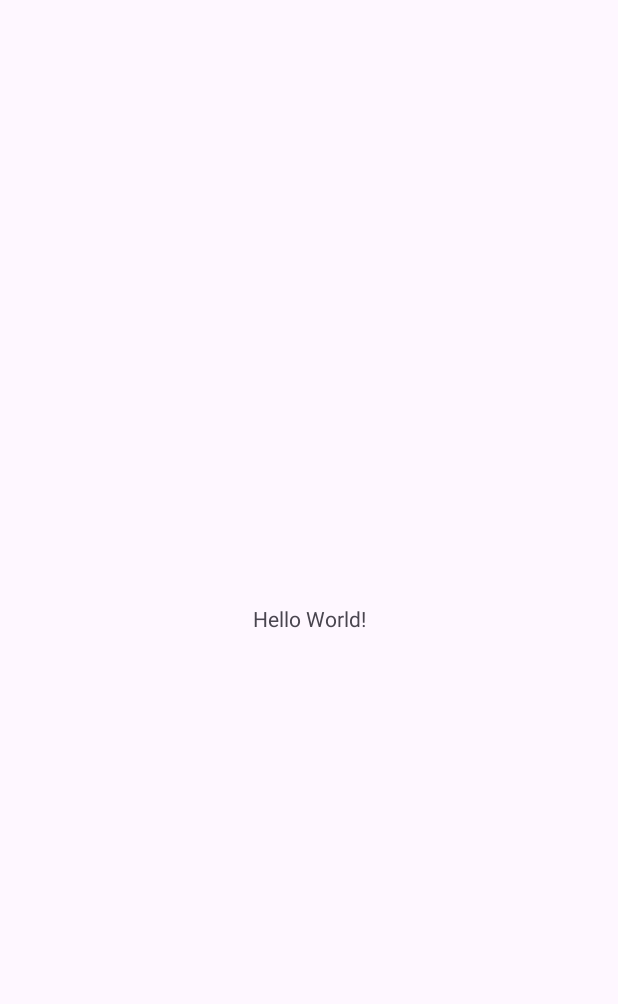
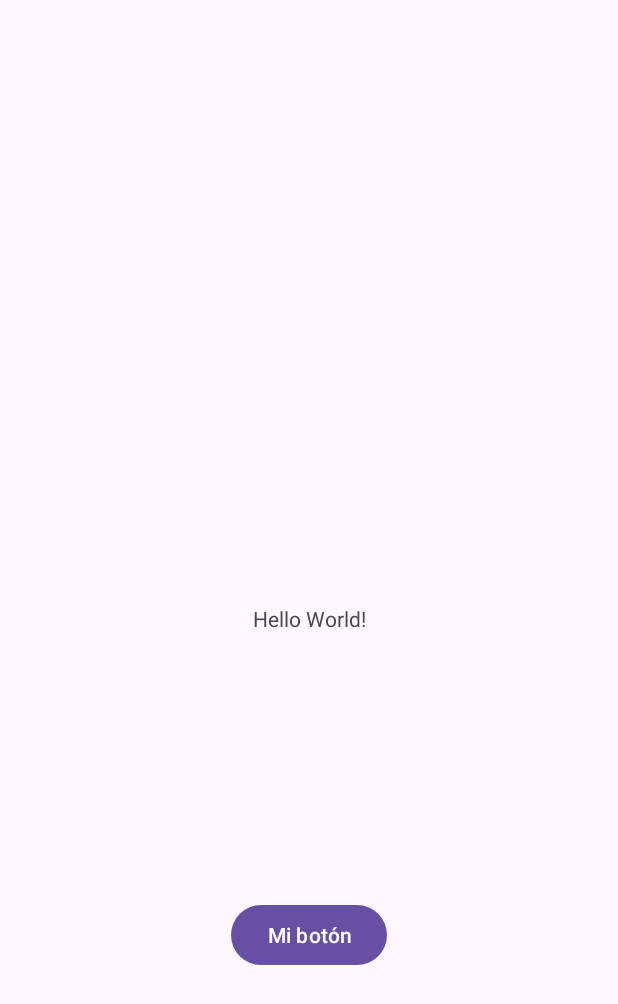
Before and after one commit to nataliurena1985/AndroidApp, an Android app: the screen it shows after launch (MainActivity), on a phone screen of 412 x 824 dp. Before the commit the part shown is almost empty. Shown: the top 1004 px of the screen. Run offline under Robolectric (Android 15) with nearby library versions, the phone set to English and light mode, and no system bars.

Commit message:
test button with findviewbyid

```diff
--- a/app/src/main/java/com/example/myapp/MainActivity.kt
+++ b/app/src/main/java/com/example/myapp/MainActivity.kt
@@ -1,11 +1,20 @@
 package com.example.myapp
 
+import android.os.Bundle
+import android.widget.Button
+import android.widget.TextView
 import androidx.appcompat.app.AppCompatActivity
-import android.os.Bundle
 
 class MainActivity : AppCompatActivity() {
     override fun onCreate(savedInstanceState: Bundle?) {
         super.onCreate(savedInstanceState)
         setContentView(R.layout.activity_main)
+
+        val txtLabel : TextView = findViewById(R.id.txtLabel)
+        val btnChange : Button = findViewById(R.id.btnChange)
+
+        btnChange.setOnClickListener {
+            txtLabel.text = "Soy Claudia"
+        }
     }
 }
--- a/app/src/main/res/layout/activity_main.xml
+++ b/app/src/main/res/layout/activity_main.xml
@@ -7,6 +7,7 @@
     tools:context=".MainActivity">
 
     <TextView
+        android:id="@+id/txtLabel"
         android:layout_width="wrap_content"
         android:layout_height="wrap_content"
         android:text="Hello World!"
@@ -15,4 +16,14 @@
         app:layout_constraintStart_toStartOf="parent"
         app:layout_constraintTop_toTopOf="parent" />
 
+    <Button
+        android:id="@+id/btnChange"
+        android:layout_width="wrap_content"
+        android:layout_height="wrap_content"
+        android:text="@string/btn_name"
+        app:layout_constraintBottom_toBottomOf="parent"
+        app:layout_constraintEnd_toEndOf="parent"
+        app:layout_constraintStart_toStartOf="parent"
+        app:layout_constraintTop_toBottomOf="@+id/txtLabel" />
+
 </androidx.constraintlayout.widget.ConstraintLayout>
--- a/app/src/main/res/values/strings.xml
+++ b/app/src/main/res/values/strings.xml
@@ -1,3 +1,4 @@
 <resources>
     <string name="app_name">MyApp</string>
+    <string name="btn_name">Mi botón</string>
 </resources>
```
